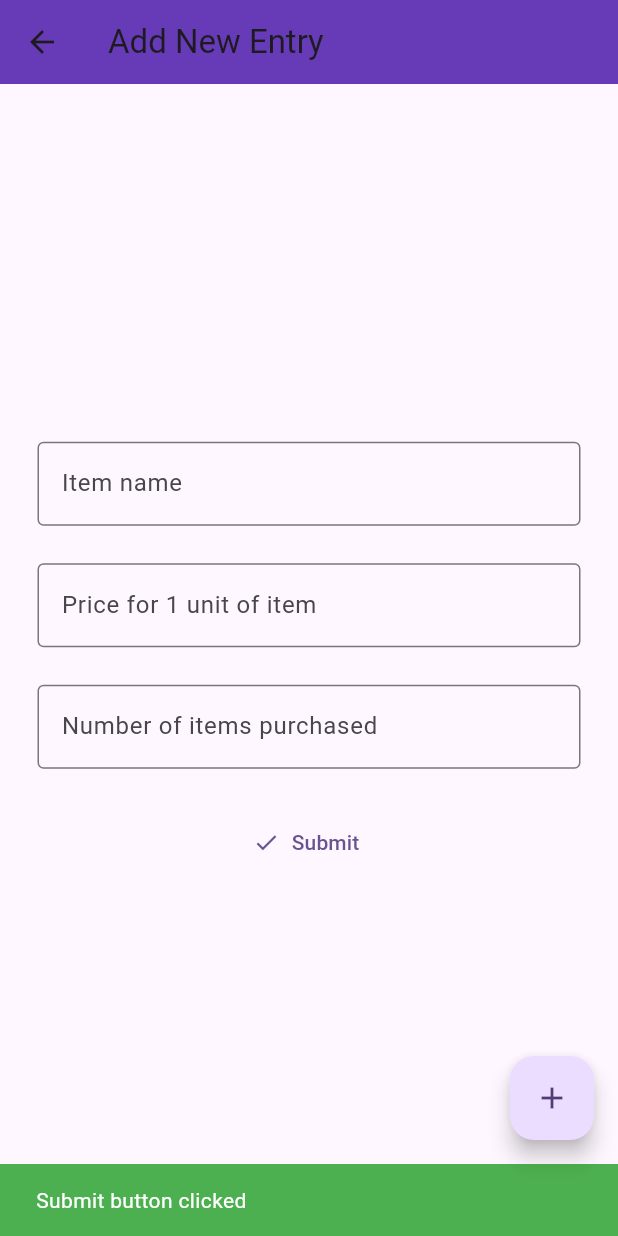
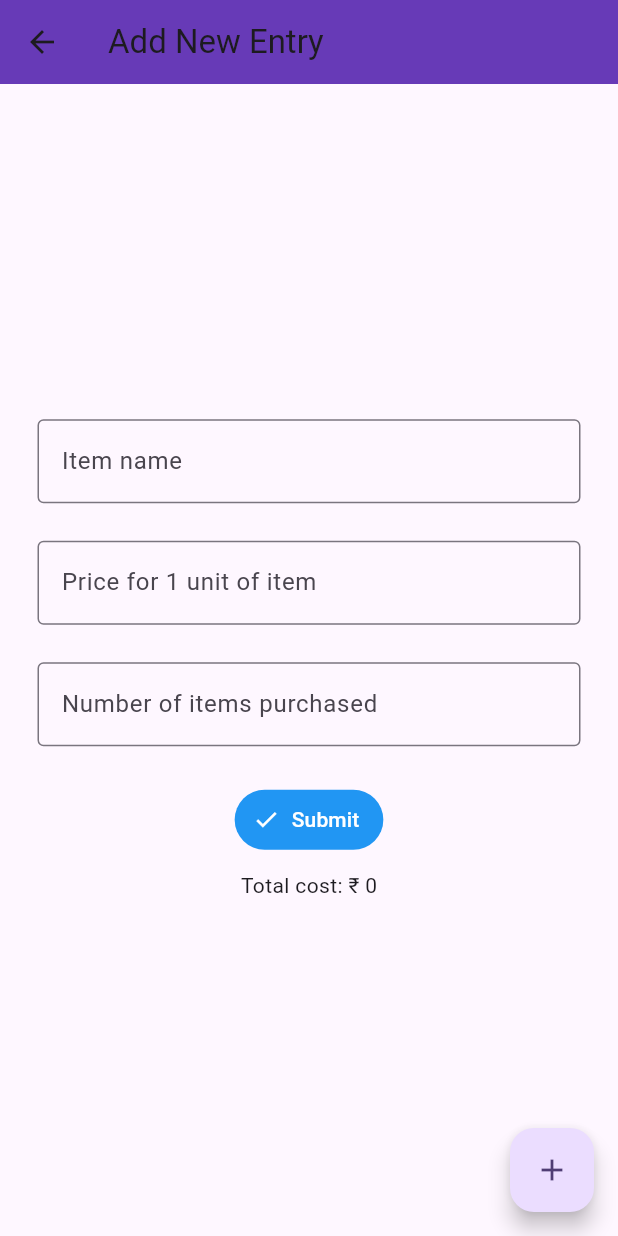
Before and after one commit to amalraj28/inventory-management, a Flutter app: the StockEntry screen opened directly, after a tap on "Submit", on a phone screen of 412 x 824 dp. Run offline on Flutter 3.47's test engine with Material 3 defaults, Android fonts, the phone set to English and light mode, and no system bars; our stand-ins replace searchfield.

```diff
--- a/lib/screens/stock_entry.dart
+++ b/lib/screens/stock_entry.dart
@@ -1,11 +1,21 @@
 import 'package:flutter/material.dart';
 import 'package:inventory_management/exports/exports.dart';
 
-class StockEntry extends StatelessWidget {
-  StockEntry({super.key});
+class StockEntry extends StatefulWidget {
+  const StockEntry({super.key});
+
+  @override
+  State<StockEntry> createState() => _StockEntryState();
+}
+
+class _StockEntryState extends State<StockEntry> {
   final _itemNameController = TextEditingController();
   final _unitPriceController = TextEditingController();
   final _itemCountController = TextEditingController();
+
+  num totalCost = 0;
+  num unitPrice = 0;
+  int count = 0;
 
   @override
   Widget build(BuildContext context) {
@@ -63,18 +73,32 @@ class StockEntry extends StatelessWidget {
                         height: 25,
                       ),
                       TextButton.icon(
-                        onPressed: () => createSnackbar(
-                          context: context,
-                          message: 'Submit button clicked',
-                          backgroundColor: Colors.green,
-                        ),
+                        onPressed: () {
+                          setState(() {
+                            unitPrice = num.tryParse(_unitPriceController.text) ?? 0;
+                            count = int.tryParse(_itemCountController.text) ?? 0;
+                            totalCost = unitPrice * count;
+                          });
+                        },
                         label: const Text(
                           'Submit',
                         ),
                         icon: const Icon(
                           Icons.check,
                         ),
-                      )
+                        style: ButtonStyle(
+                          backgroundColor: WidgetStateProperty.all(
+                            Colors.blue,
+                          ),
+                          foregroundColor: WidgetStateProperty.all(
+                            Colors.white,
+                          ),
+                        ),
+                      ),
+                      const SizedBox(
+                        height: 10,
+                      ),
+                      Text('Total cost: \u{20B9} $totalCost'),
                     ],
                   ),
                 ),
--- a/pubspec.yaml
+++ b/pubspec.yaml
@@ -35,6 +35,7 @@ dependencies:
   # The following adds the Cupertino Icons font to your application.
   # Use with the CupertinoIcons class for iOS style icons.
   cupertino_icons: ^1.0.6
+  searchfield: ^1.0.6
 
 dev_dependencies:
   flutter_test:
@@ -45,7 +46,7 @@ dev_dependencies:
   # activated in the `analysis_options.yaml` file located at the root of your
   # package. See that file for information about deactivating specific lint
   # rules and activating additional ones.
-  flutter_lints: ^3.0.0
+  flutter_lints: ^4.0.0
 
 # For information on the generic Dart part of this file, see the
 # following page: https://dart.dev/tools/pub/pubspec
```
Also changed, not shown: lib/exports/exports.dart (+7 -0 lines), lib/main.dart (+30 -9 lines), lib/screens/sell_item.dart (added, +97 -0 lines), pubspec.lock.
